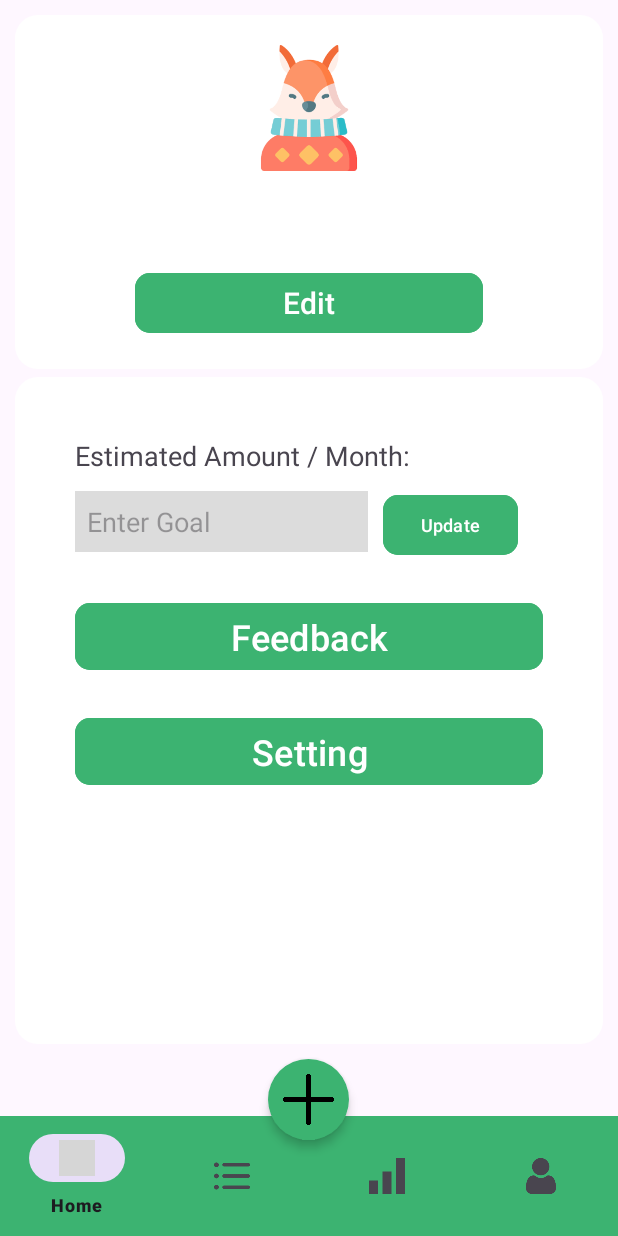
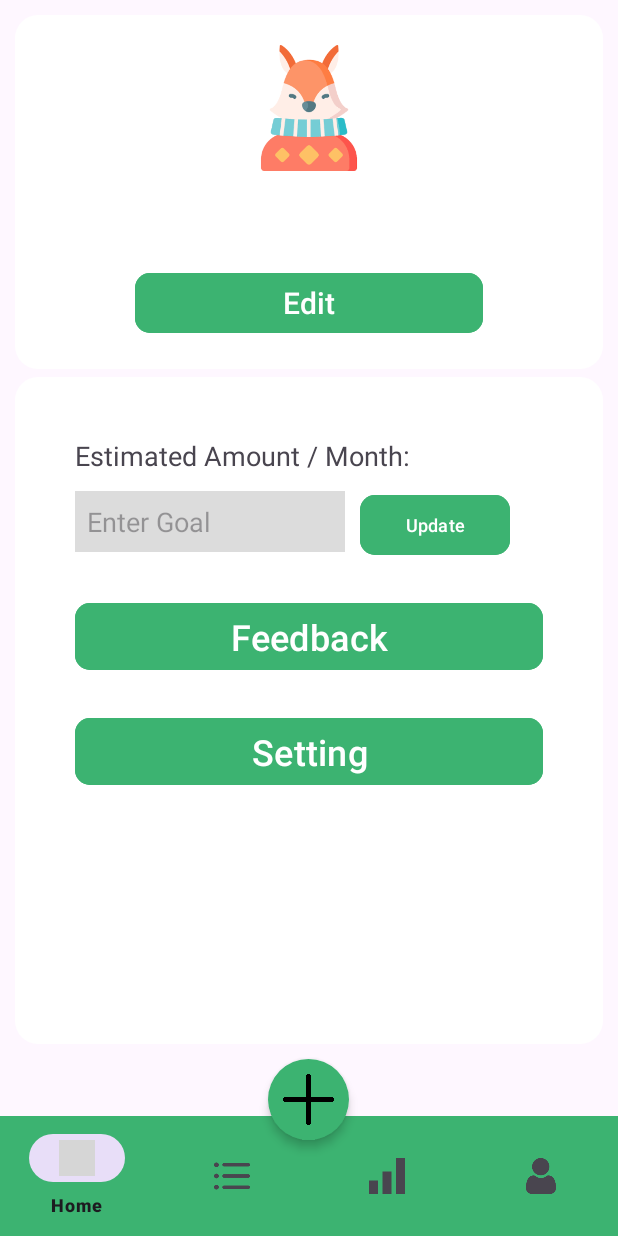
Before and after one commit to Samuel0206/NMTrack, an Android app: the fragment UserPageFragment placed in its activity, on a phone screen of 412 x 824 dp. Run offline under Robolectric (Android 15) with nearby library versions, the phone set to English and light mode, and no system bars; our stand-ins replace Firebase (no records; nobody signed in at launch, a user with empty details on screens opened directly); grey boxes are pictures that could not be loaded.

Commit message:
adjust UI

```diff
--- a/app/src/main/res/layout/activity_user_page_fragment.xml
+++ b/app/src/main/res/layout/activity_user_page_fragment.xml
@@ -74,7 +74,7 @@
 
             <EditText
                 android:id="@+id/etGoal"
-                android:layout_width="195dp"
+                android:layout_width="180dp"
                 android:layout_height="wrap_content"
                 android:layout_marginLeft="20dp"
                 android:layout_marginTop="10dp"
@@ -85,7 +85,7 @@
 
             <Button
                 android:id="@+id/btnUpdateGoal"
-                android:layout_width="90dp"
+                android:layout_width="100dp"
                 android:layout_height="48dp"
                 android:layout_alignParentEnd="false"
                 android:layout_marginStart="10dp"
```
